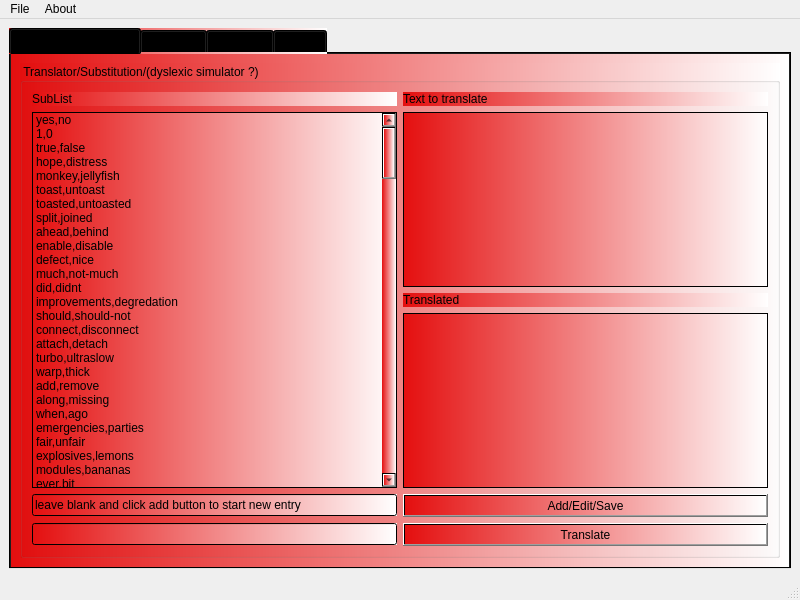
Qt form mainwindow.ui (netpipe/RightHand) before a commit.
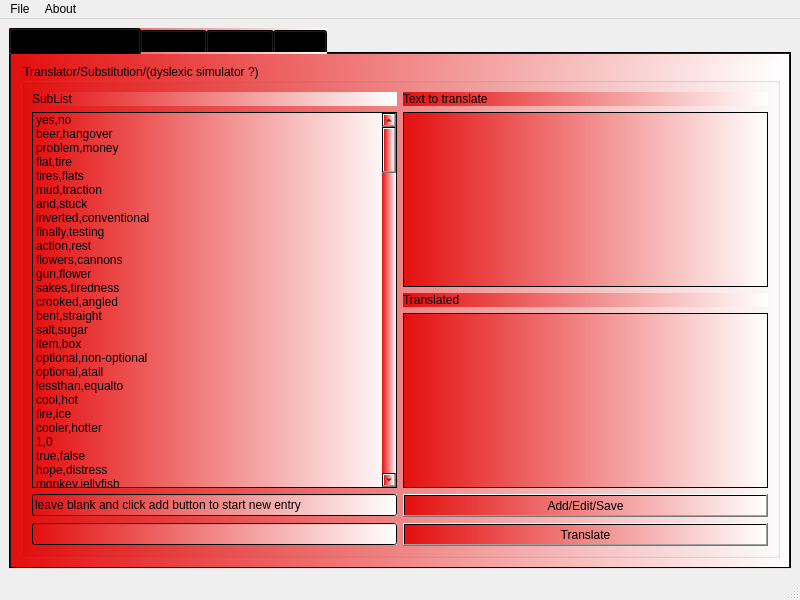
The same form after that commit.

What changed in the file:
```diff
--- a/mainwindow.ui
+++ b/mainwindow.ui
@@ -58,6 +58,116 @@
                <string>yes,no</string>
               </property>
              </item>
+             <item>
+              <property name="text">
+               <string>beer,hangover</string>
+              </property>
+             </item>
+             <item>
+              <property name="text">
+               <string>problem,money</string>
+              </property>
+             </item>
+             <item>
+              <property name="text">
+               <string>flat,tire</string>
+              </property>
+             </item>
+             <item>
+              <property name="text">
+               <string>tires,flats</string>
+              </property>
+             </item>
+             <item>
+              <property name="text">
+               <string>mud,traction</string>
+              </property>
+             </item>
+             <item>
+              <property name="text">
+               <string>and,stuck</string>
+              </property>
+             </item>
+             <item>
+              <property name="text">
+               <string>inverted,conventional</string>
+              </property>
+             </item>
+             <item>
+              <property name="text">
+               <string>finally,testing</string>
+              </property>
+             </item>
+             <item>
+              <property name="text">
+               <string>action,rest</string>
+              </property>
+             </item>
+             <item>
+              <property name="text">
+               <string>flowers,cannons</string>
+              </property>
+             </item>
+             <item>
+              <property name="text">
+               <string>gun,flower</string>
+              </property>
+             </item>
+             <item>
+              <property name="text">
+               <string>sakes,tiredness</string>
+              </property>
+             </item>
+             <item>
+              <property name="text">
+               <string>crooked,angled</string>
+              </property>
+             </item>
+             <item>
+              <property name="text">
+               <string>bent,straight</string>
+              </property>
+             </item>
+             <item>
+              <property name="text">
+               <string>salt,sugar</string>
+              </property>
+             </item>
+             <item>
+              <property name="text">
+               <string>item,box</string>
+              </property>
+             </item>
+             <item>
+              <property name="text">
+               <string>optional,non-optional</string>
+              </property>
+             </item>
+             <item>
+              <property name="text">
+               <string>optional,atall</string>
+              </property>
+             </item>
+             <item>
+              <property name="text">
+               <string>lessthan,equalto</string>
+              </property>
+             </item>
+             <item>
+              <property name="text">
+               <string>cool,hot</string>
+              </property>
+             </item>
+             <item>
+              <property name="text">
+               <string>fire,ice</string>
+              </property>
+             </item>
+             <item>
+              <property name="text">
+               <string>cooler,hotter</string>
+              </property>
+             </item>
              <item>
               <property name="text">
                <string>1,0</string>
@@ -320,7 +430,7 @@
              </item>
              <item>
               <property name="text">
-               <string>money,problems</string>
+               <string>moneys,problems</string>
               </property>
              </item>
              <item>
```
Left out of the diff: 213 changed lines with no effect on the pictures.
